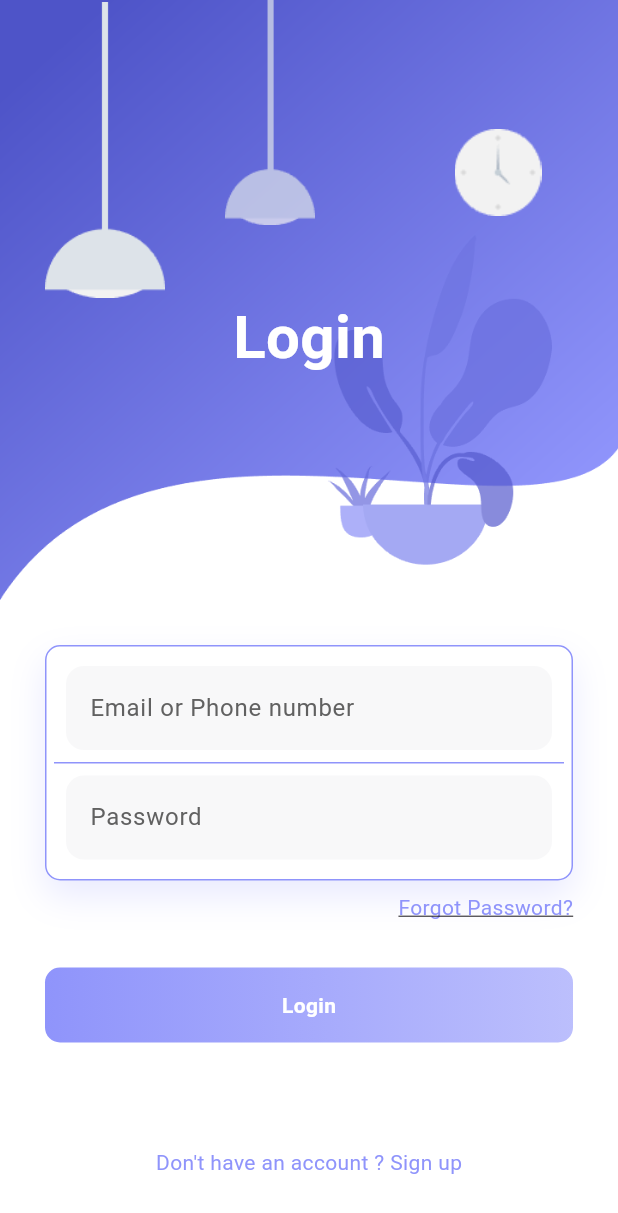
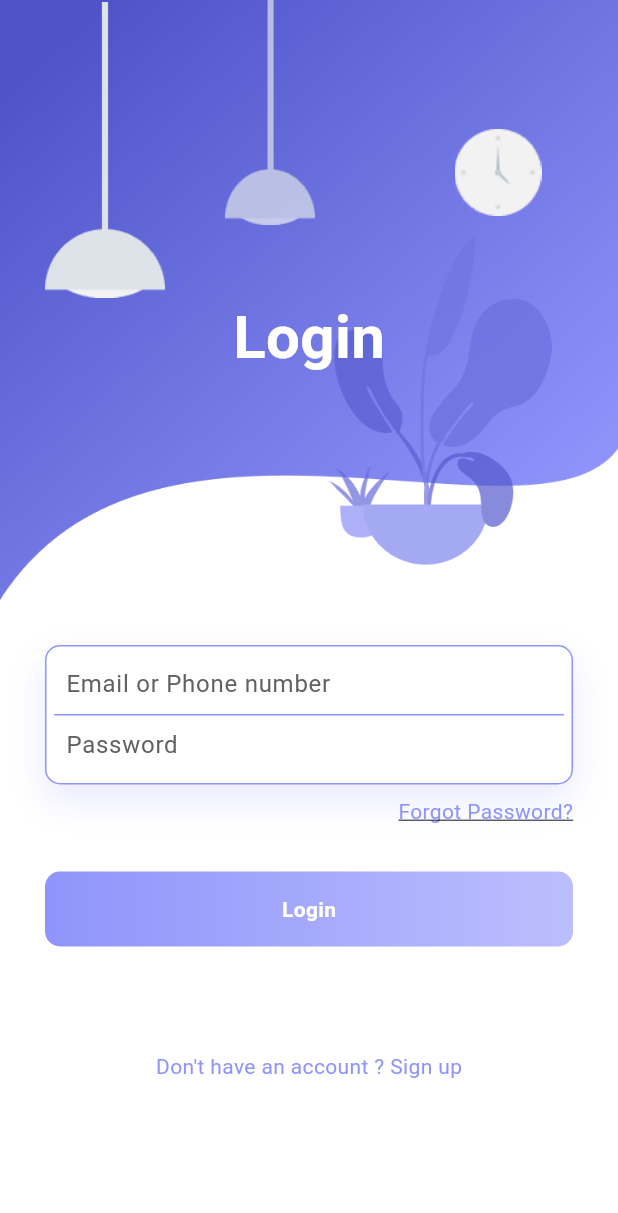
Before and after one commit to Mahender-Kumar/ecom, a Flutter app: the screen it shows after launch, on a phone screen of 412 x 824 dp. Shown: the top 1213 px of the screen. Run offline on Flutter 3.47's test engine with Material 3 defaults, Android fonts, the phone set to English and light mode, and no system bars; our stand-ins replace animate_do, cached_network_image, cloud_firestore, firebase_auth, firebase_core, firebase_remote_config and 3 more; missing offline and left inert: flutter_adaptive_scaffold; accounts and stored records are empty; generated files the repository leaves out were written again; Roboto replaces fonts that are missing (Plus Jakarta).

Commit message:
theme data

```diff
--- a/lib/main.dart
+++ b/lib/main.dart
@@ -37,27 +37,94 @@ class MyApp extends StatelessWidget {
   Widget build(BuildContext context) {
     return MaterialApp.router(
       title: 'Dummy Ecom',
-      theme:ThemeData(
-      brightness: Brightness.light,
-      fontFamily: "Plus Jakarta",
-      primarySwatch: primaryMaterialColor,
-      primaryColor: primaryColor,
-      scaffoldBackgroundColor: Colors.white,
-      iconTheme: const IconThemeData(color: blackColor),
-      textTheme: const TextTheme(
-        bodyMedium: TextStyle(color: blackColor40),
+      theme: ThemeData(
+        brightness: Brightness.light,
+        fontFamily: "Plus Jakarta",
+        primarySwatch: primaryMaterialColor,
+        primaryColor: primaryColor,
+        inputDecorationTheme: const InputDecorationTheme(
+          isDense: true,
+          disabledBorder: OutlineInputBorder(
+            borderSide: BorderSide(
+              color: Colors.black54,
+            ),
+          ),
+        ),
+        appBarTheme: const AppBarTheme(backgroundColor: Colors.white),
+        cardTheme: CardTheme(
+          color: Colors.white,
+          elevation: 0,
+          shape: RoundedRectangleBorder(
+            side: BorderSide(
+              color: Theme.of(context).colorScheme.outlineVariant,
+            ),
+            borderRadius: BorderRadius.circular(8),
+          ),
+        ),
+        outlinedButtonTheme: OutlinedButtonThemeData(
+          style: OutlinedButton.styleFrom(
+            padding: const EdgeInsets.all(defaultPadding),
+            minimumSize: const Size(double.infinity, 32),
+            side: const BorderSide(width: 1.5, color: blackColor10),
+            shape: const RoundedRectangleBorder(
+              borderRadius:
+                  BorderRadius.all(Radius.circular(defaultBorderRadious)),
+            ),
+          ),
+        ),
+        dataTableTheme: DataTableThemeData(
+          dataRowMaxHeight: double.infinity,
+          headingRowColor: WidgetStateProperty.all(
+            Theme.of(context).colorScheme.primaryContainer,
+          ),
+          headingRowHeight: 36,
+          headingTextStyle: const TextStyle(
+            fontWeight: FontWeight.bold,
+          ),
+          dataTextStyle: const TextStyle(
+            fontSize: 12,
+          ),
+          dataRowMinHeight: 36,
+          columnSpacing: 16,
+        ),
+        tabBarTheme: const TabBarTheme(
+          indicatorSize: TabBarIndicatorSize.tab,
+          indicator: BoxDecoration(
+            border: Border(
+              bottom: BorderSide(
+                color: Color(0xff0161a4),
+                width: 2,
+              ),
+            ),
+            color: Color(0xffd1e4ff),
+          ),
+        ),
+        colorScheme: ColorScheme.fromSeed(
+          seedColor: color1,
+          brightness: Brightness.light,
+        ),
+        navigationBarTheme: NavigationBarThemeData(
+          // elevation: 8,
+          shadowColor: color1,
+          overlayColor: const WidgetStatePropertyAll(color4),
+          backgroundColor: Colors.white,
+          labelTextStyle: WidgetStateProperty.all(
+            const TextStyle(
+              fontSize: 12,
+              color: color2,
+              fontWeight: FontWeight.w500,
+            ),
+          ),
+          labelBehavior: NavigationDestinationLabelBehavior.onlyShowSelected,
+          indicatorColor: Colors.transparent,
+        ),
+        visualDensity: const VisualDensity(vertical: -4, horizontal: -4),
+        scaffoldBackgroundColor: Colors.white,
+        // navigationRailTheme: const NavigationRailThemeData(
+        //   indicatorColor: Color(0xff0161a4),
+        //   selectedIconTheme: IconThemeData(color: Colors.white),
+        // ),
       ),
-      elevatedButtonTheme: elevatedButtonThemeData,
-      textButtonTheme: textButtonThemeData,
-      outlinedButtonTheme: outlinedButtonTheme(),
-      inputDecorationTheme: lightInputDecorationTheme,
-      checkboxTheme: checkboxThemeData.copyWith(
-        side: const BorderSide(color: blackColor40),
-      ),
-      appBarTheme: appBarLightTheme,
-      scrollbarTheme: scrollbarThemeData,
-      dataTableTheme: dataTableLightThemeData,
-    ),
       darkTheme: ThemeData(
         colorScheme: ColorScheme.fromSeed(
           seedColor: color1,
```
